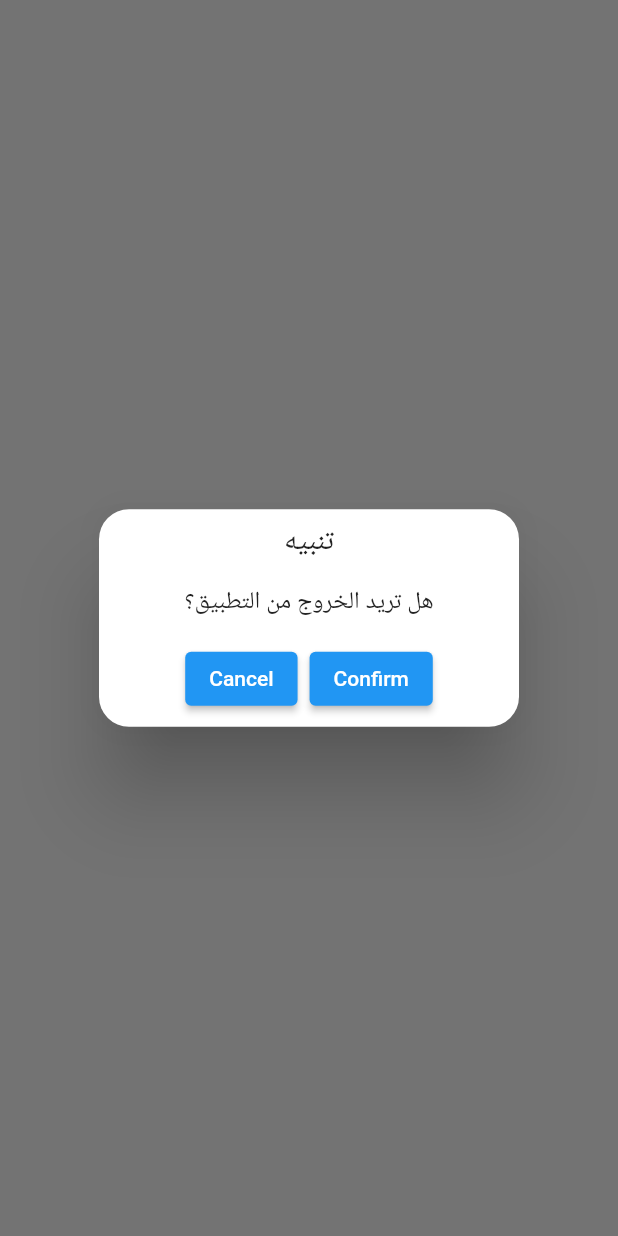
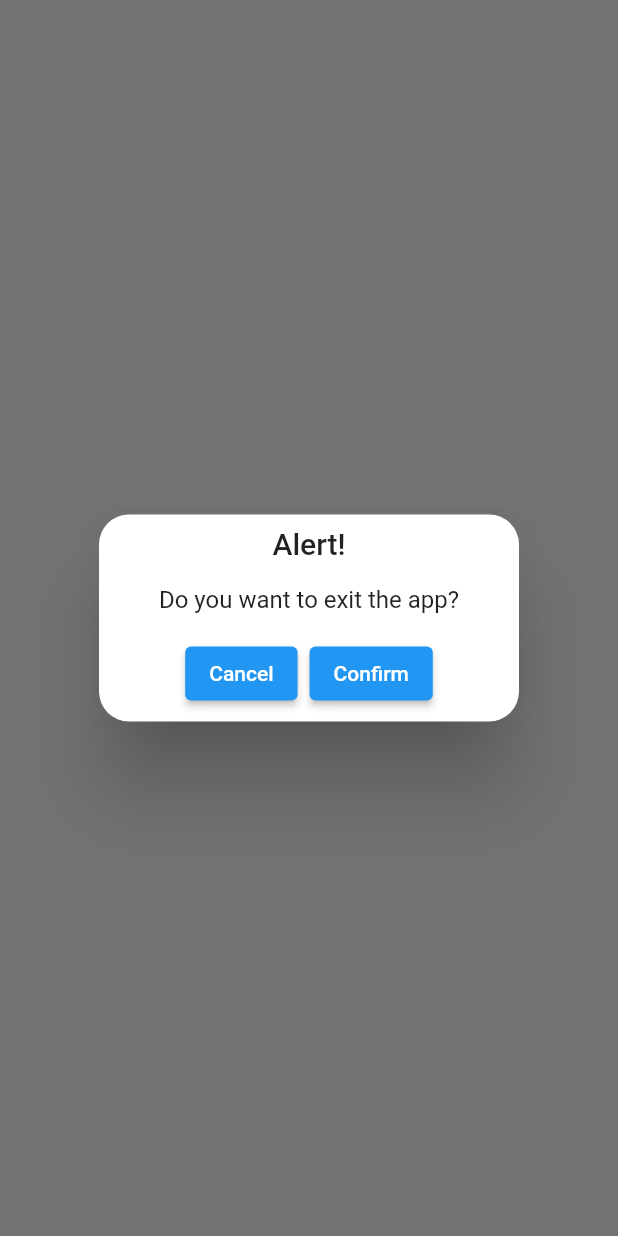
Before and after one commit to AhmedElSayed10920/ecommerce, a Flutter app: what appExitAlert() shows on an empty page, opened directly, on a phone screen of 412 x 824 dp. Run offline on Flutter 3.47's test engine with Material 2 defaults, Android fonts, the phone set to English and light mode, and no system bars; our stand-ins replace flutter_otp_text_field, get, shared_preferences; accounts and stored records are empty.

Commit message:
-aMiddleWare Update

```diff
--- a/lib/Controller/onboardingcontroller.dart
+++ b/lib/Controller/onboardingcontroller.dart
@@ -1,4 +1,5 @@
 import 'package:ecommerce/Core/Constant/routes.dart';
+import 'package:ecommerce/Core/Services/services.dart';
 import 'package:ecommerce/Data/datasource/static/static.dart';
 import 'package:flutter/cupertino.dart';
 import 'package:get/get.dart';
@@ -9,6 +10,7 @@ abstract class OnBoardingController extends GetxController {
 }
 
 class OnBoardingControllerImp extends OnBoardingController {
+  MyServices myServices = Get.find();
   late PageController pageController;
 
   int currentPage = 0;
@@ -16,6 +18,7 @@ class OnBoardingControllerImp extends OnBoardingController {
   next() {
     currentPage++;
     if (currentPage > onBoardingList.length - 1) {
+      myServices.sharedPreferences.setString("onboarding", "1");
       Get.offAllNamed(AppRoutes.loginOrsignup);
     } else {
       pageController.animateToPage(currentPage,
--- a/lib/Core/Functions/exitappalert.dart
+++ b/lib/Core/Functions/exitappalert.dart
@@ -4,18 +4,18 @@ import 'package:get/get.dart';
 
 Future<bool> appExitAlert() {
   Get.defaultDialog(
-    title: "تنبيه",
-    middleText: "هل تريد الخروج من التطبيق؟",
+    title: "48".tr,
+    middleText: "47".tr,
     confirm: ElevatedButton(
         onPressed: () {
           exit(0);
         },
-        child: Text("Confirm")),
+        child:Text("40".tr)),
     cancel: ElevatedButton(
         onPressed: () {
           Get.back();
         },
-        child: Text("Cancel")),
+        child:Text("49".tr)),
   );
   return Future.value(true);
 }
--- a/lib/Core/Localization/translation.dart
+++ b/lib/Core/Localization/translation.dart
@@ -49,7 +49,11 @@ class MyTranslation extends Translations {
           "43":"الرجاء إدخال الرمز الخاص بك لإعادة تعيين كلمة المرور الخاصة بك",
           "44":"تم تغيير كلمة المرور بنجاح",
           "45":"تم الاشتراك بنجاح.",
-          "46":"تخطى"
+          "46":"تخطى",
+          "47":"هل تريد الخروج من التطبيق؟",
+          "48":"تنبيه",
+          "49":"إلغاء"
+
 
         },
         "en": {
@@ -99,6 +103,9 @@ class MyTranslation extends Translations {
           "44":"Password Changed Sucessfully",
           "45":"Sign up Sucess.",
           "46":"Skip",
+          "47":"Do you want to exit the app?",
+          "48":"Alert!",
+          "49":"Cancel"
 
 
         }
--- a/lib/Routes.dart
+++ b/lib/Routes.dart
@@ -1,4 +1,5 @@
 import 'package:ecommerce/Core/Constant/routes.dart';
+import 'package:ecommerce/Core/middleware/mymiddleware.dart';
 import 'package:ecommerce/View/Screens/Auth/LogOrSignIn.dart';
 import 'package:ecommerce/View/Screens/Auth/forgetpassword.dart';
 import 'package:ecommerce/View/Screens/Auth/login.dart';
@@ -9,19 +10,21 @@ import 'package:ecommerce/View/Screens/Auth/sucesssignup.dart';
 import 'package:ecommerce/View/Screens/Auth/verifycode.dart';
 import 'package:ecommerce/View/Screens/Auth/verifycodesignup.dart';
 import 'package:ecommerce/View/Screens/OnBoarding.dart';
-import 'package:flutter/material.dart';
+import 'package:ecommerce/View/Screens/language.dart';
+import 'package:get/get_navigation/src/routes/get_route.dart';
 
-Map<String, Widget Function(BuildContext)> routes = {
-  //Auth
-  AppRoutes.loginOrsignup : (Context) => const Start(),
-  AppRoutes.login : (Context) => const Login(),
-  AppRoutes.signup : (Context) => const Signup(),
-  AppRoutes.forgetPassword : (Context) => const ForgetPassword(),
-  AppRoutes.verifyCode : (Context) => const VerifyCode(),
-  AppRoutes.resetPassword : (Context) => const ResetPass(),
-  AppRoutes.sucessSignup : (Context) => const SuccesSignup(),
-  AppRoutes.sucessResetPass : (Context) => const SuccesResetPass(),
-  AppRoutes.verifyCodeSignup : (Context) => const VerifyCodeSignup(),
-  //OnBoarding
-  AppRoutes.onBoarding : (Context) => const OnBoarding(),
-};
+List<GetPage<dynamic>>? routes = [
+  GetPage(
+      name: "/", page: () => const Language(), middlewares: [MyMiddleWare()]),
+  GetPage(name: AppRoutes.loginOrsignup, page: () => const Start()),
+  GetPage(name: AppRoutes.login, page: () => const Login()),
+  GetPage(name: AppRoutes.signup, page: () => const Signup()),
+  GetPage(name: AppRoutes.forgetPassword, page: () => const ForgetPassword()),
+  GetPage(name: AppRoutes.verifyCode, page: () => const VerifyCode()),
+  GetPage(name: AppRoutes.resetPassword, page: () => const ResetPass()),
+  GetPage(name: AppRoutes.sucessSignup, page: () => const SuccesSignup()),
+  GetPage(name: AppRoutes.sucessResetPass, page: () => const SuccesResetPass()),
+  GetPage(
+      name: AppRoutes.verifyCodeSignup, page: () => const VerifyCodeSignup()),
+  GetPage(name: AppRoutes.onBoarding, page: () => const OnBoarding()),
+];
--- a/lib/main.dart
+++ b/lib/main.dart
@@ -2,7 +2,6 @@ import 'package:ecommerce/Core/Localization/changelocal.dart';
 import 'package:ecommerce/Core/Localization/translation.dart';
 import 'package:ecommerce/Core/Services/services.dart';
 import 'package:ecommerce/Routes.dart';
-import 'package:ecommerce/View/Screens/language.dart';
 import 'package:flutter/material.dart';
 import 'package:get/get.dart';
 
@@ -23,8 +22,7 @@ class MyApp extends StatelessWidget {
       translations: MyTranslation(),
       locale: controller.language,
       theme: controller.appTheme,
-      home: const Language(),
-      routes: routes,
+      getPages: routes,
     );
   }
 }
```
Also changed, not shown: lib/Core/middleware/mymiddleware.dart (added, +16 -0 lines).
